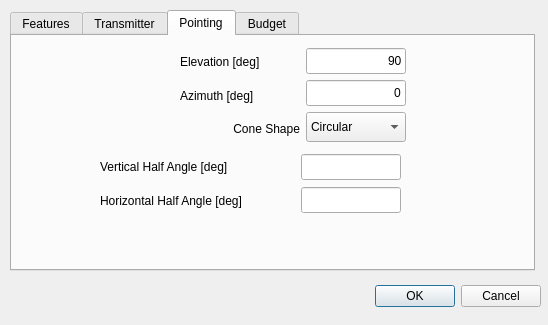
Dwarf-Planet-Project/SpaceDesignTool, file sta-src/Payloads/transmitterPayloadDialog.ui: the form before one commit.
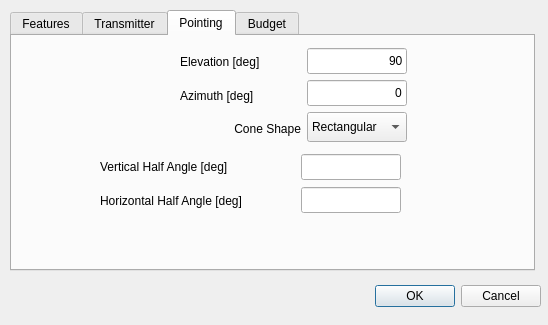
The form after the commit. The open tabs and pages were chosen to show the change.

Commit message: Enabled setting of coverage frustum for transmitters. Shape (rectangular or ellipse) and two different angles can be set. Space scenario schema was modified to add new elements. This affects compatibility with existing scenario files that contain antennas, but other scenarios are unaffected.

```diff
--- a/sta-src/Payloads/transmitterPayloadDialog.ui
+++ b/sta-src/Payloads/transmitterPayloadDialog.ui
@@ -690,7 +690,7 @@
       <rect>
        <x>168</x>
        <y>12</y>
-       <width>226</width>
+       <width>227</width>
        <height>95</height>
       </rect>
      </property>
@@ -778,11 +778,6 @@
             <height>30</height>
            </size>
           </property>
-          <item>
-           <property name="text">
-            <string>Circular</string>
-           </property>
-          </item>
           <item>
            <property name="text">
             <string>Rectangular</string>
```
Left out of the diff: 6 changed lines with no effect on the pictures. The commit also changes 6 other files.
